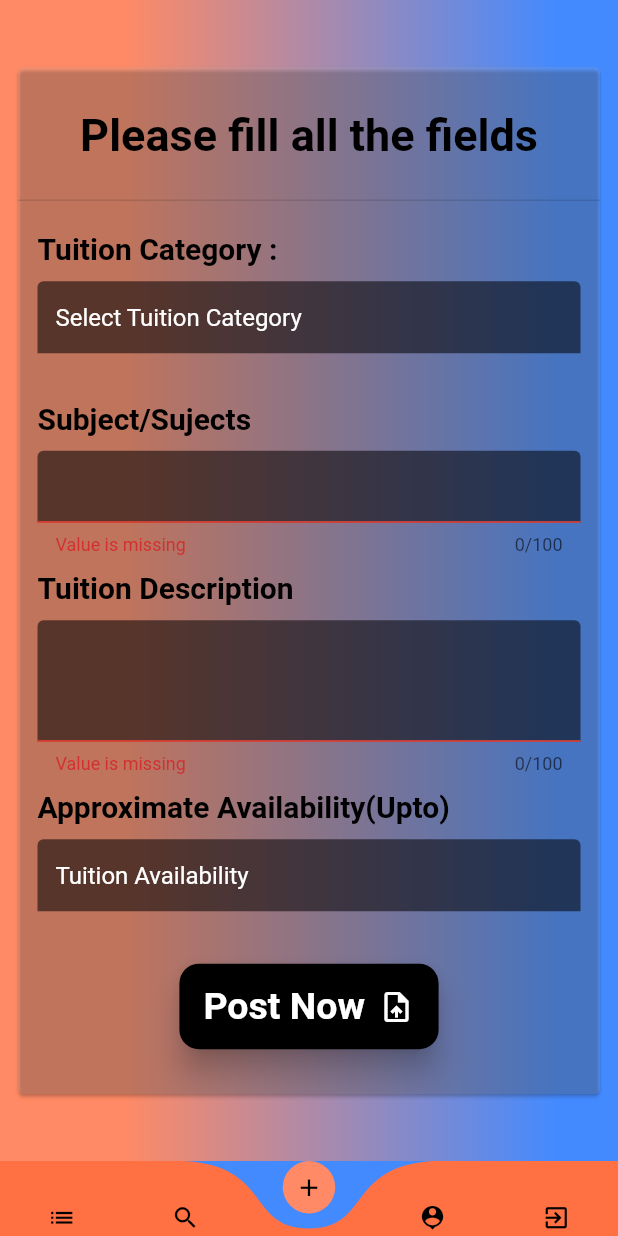
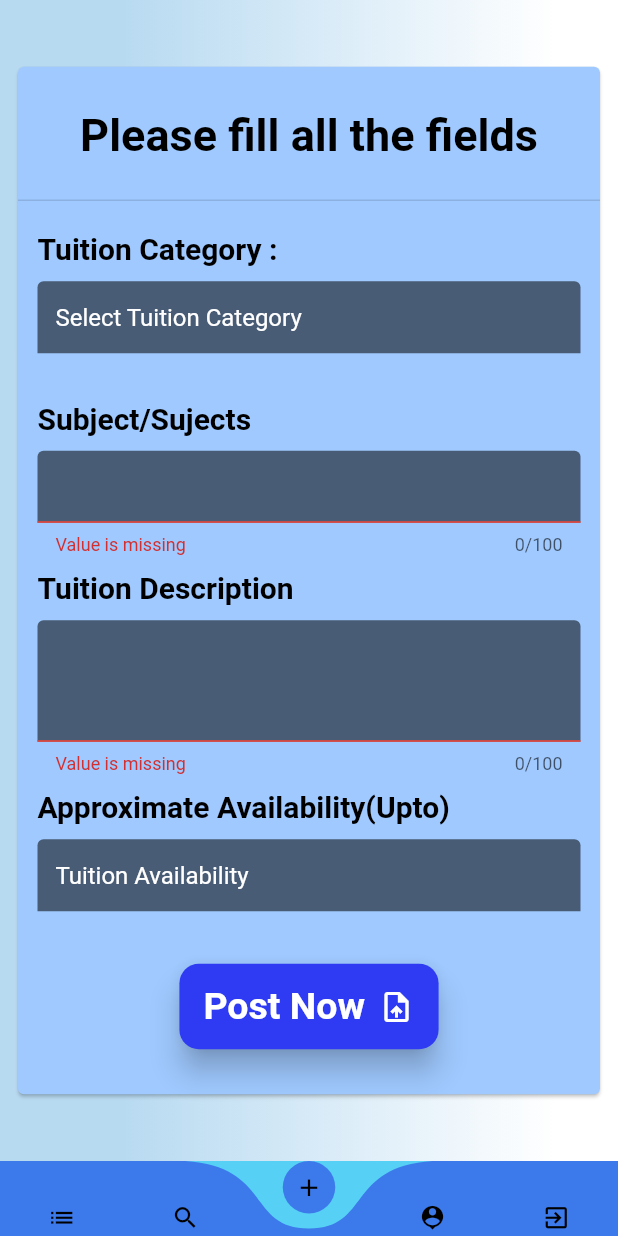
Before and after one commit to Galib-23/tutor-finder-app, a Flutter app: the screen it shows once a user with an empty profile is signed in, item 3 of the bottom bar chosen, after a tap on "Post Now", on a phone screen of 412 x 824 dp. Run offline on Flutter 3.47's test engine with Material 2 defaults, Android fonts, the phone set to English and light mode, and no system bars; drawn by our look-alikes of curved_navigation_bar; our stand-ins replace cached_network_image, cloud_firestore, firebase_auth, firebase_core, firebase_storage, fluttertoast and 2 more; accounts and stored records are empty; network calls fail.

Commit message:
Colors Are fixed and Tuition Upload screen Added

```diff
--- a/lib/Tuitions/tuitions_screen.dart
+++ b/lib/Tuitions/tuitions_screen.dart
@@ -13,12 +13,15 @@ class _TuitionScreenState extends State<TuitionScreen> {
   @override
   Widget build(BuildContext context) {
     return Container(
-      decoration: BoxDecoration(
+      decoration: const BoxDecoration(
         gradient: LinearGradient(
-          colors: [Colors.deepOrange.shade300, Colors.blueAccent],
+          colors: [
+            Color.fromARGB(255, 184, 218, 241),
+            Color.fromARGB(255, 255, 255, 255)
+          ],
           begin: Alignment.centerLeft,
           end: Alignment.centerRight,
-          stops: const [0.2, 0.9],
+          stops: [0.2, 0.9],
         ),
       ),
       child: Scaffold(
@@ -30,12 +33,15 @@ class _TuitionScreenState extends State<TuitionScreen> {
           title: const Text('TuitionScreen'),
           centerTitle: true,
           flexibleSpace: Container(
-            decoration: BoxDecoration(
+            decoration: const BoxDecoration(
               gradient: LinearGradient(
-                colors: [Colors.deepOrange.shade300, Colors.blueAccent],
+                colors: [
+                  Color.fromARGB(255, 101, 255, 255),
+                  Color.fromARGB(255, 57, 128, 250)
+                ],
                 begin: Alignment.centerLeft,
                 end: Alignment.centerRight,
-                stops: const [0.2, 0.9],
+                stops: [0.2, 0.9],
               ),
             ),
           ),
--- a/lib/Tuitions/upload_tuition_profile.dart
+++ b/lib/Tuitions/upload_tuition_profile.dart
@@ -28,6 +28,14 @@ class _UploadTuitionProfileState extends State<UploadTuitionProfile> {
   Timestamp? deadlineDateTimeStamp;
 
   bool _isLoading = false;
+
+  void dispose() {
+    super.dispose();
+    _tuitionCategoryController.dispose();
+    _tuitionTitleController.dispose();
+    _tuitionDescriptionController.dispose();
+    _tuitionAvailabilityController.dispose();
+  }
 
   Widget _textTitles({required String label}) {
     return Padding(
@@ -245,12 +253,15 @@ class _UploadTuitionProfileState extends State<UploadTuitionProfile> {
   Widget build(BuildContext context) {
     Size size = MediaQuery.of(context).size;
     return Container(
-      decoration: BoxDecoration(
+      decoration: const BoxDecoration(
         gradient: LinearGradient(
-          colors: [Colors.deepOrange.shade300, Colors.blueAccent],
+          colors: [
+            Color.fromARGB(255, 184, 218, 241),
+            Color.fromARGB(255, 255, 255, 255)
+          ],
           begin: Alignment.centerLeft,
           end: Alignment.centerRight,
-          stops: const [0.2, 0.9],
+          stops: [0.2, 0.9],
         ),
       ),
       child: Scaffold(
@@ -262,7 +273,7 @@ class _UploadTuitionProfileState extends State<UploadTuitionProfile> {
           child: Padding(
             padding: const EdgeInsets.all(8.0),
             child: Card(
-              color: Colors.white10,
+              color: const Color.fromARGB(255, 159, 201, 255),
               child: SingleChildScrollView(
                 child: Column(
                   crossAxisAlignment: CrossAxisAlignment.start,
@@ -347,7 +358,7 @@ class _UploadTuitionProfileState extends State<UploadTuitionProfile> {
                                 onPressed: () {
                                   _uploadTuition();
                                 },
-                                color: Colors.black,
+                                color: const Color.fromARGB(255, 46, 59, 243),
                                 elevation: 8,
                                 shape: RoundedRectangleBorder(
                                   borderRadius: BorderRadius.circular(13),
--- a/lib/Widgets/bottom_nav_bar.dart
+++ b/lib/Widgets/bottom_nav_bar.dart
@@ -86,9 +86,9 @@ class BottomNavigationBarForApp extends StatelessWidget {
   Widget build(BuildContext context) {
     return CurvedNavigationBar(
         height: 50,
-        color: Colors.deepOrange.shade400,
-        backgroundColor: Colors.blueAccent,
-        buttonBackgroundColor: Colors.deepOrange.shade300,
+        color: const Color.fromARGB(255, 60, 122, 236),
+        backgroundColor: const Color.fromARGB(255, 86, 208, 245),
+        buttonBackgroundColor: const Color.fromARGB(255, 60, 122, 236),
         index: indexNum,
         items: const [
           Icon(
```
Also changed, not shown: lib/Search/search_tuitions.dart (+12 -6 lines), lib/Search/tutor_profile.dart (+12 -6 lines).
